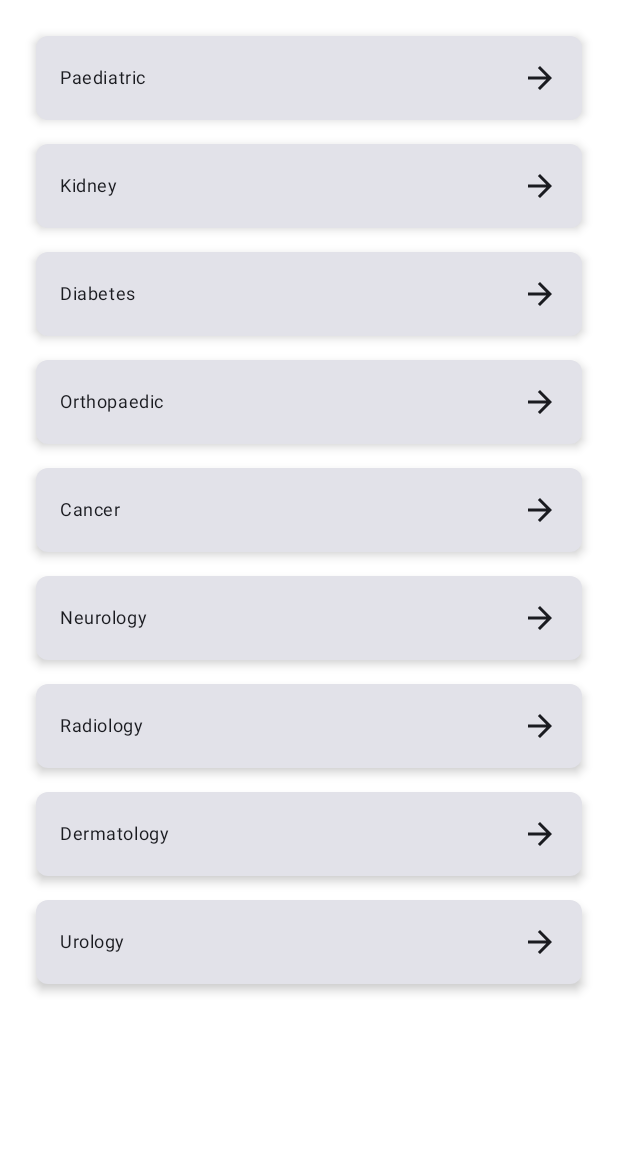
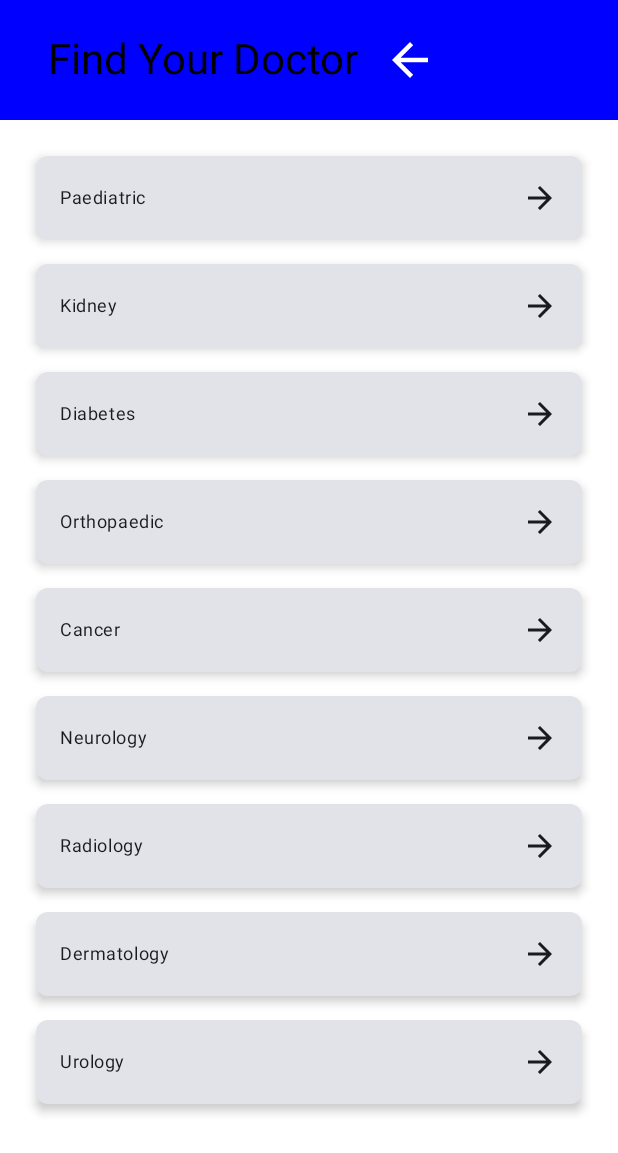
Before and after one commit to MounikaChopparapu/FindDoctor, an Android app built with Jetpack Compose: the screen it shows after launch (BaseActivity), on a phone screen of 412 x 824 dp. Shown: the top 1153 px of the screen. Run offline under Robolectric (Android 15) with nearby library versions, the phone set to English and light mode, and no system bars.

Commit message:
Second commit

```diff
--- a/app/build.gradle.kts
+++ b/app/build.gradle.kts
@@ -1,6 +1,7 @@
 plugins {
     alias(libs.plugins.android.application)
     alias(libs.plugins.jetbrains.kotlin.android)
+    id("com.google.gms.google-services")
 }
 
 android {
@@ -63,6 +64,7 @@ dependencies {
     implementation(libs.material)
     implementation(libs.androidx.activity)
     implementation(libs.androidx.constraintlayout)
+    implementation(libs.firebase.database.ktx)
     testImplementation(libs.junit)
     androidTestImplementation(libs.androidx.junit)
     androidTestImplementation(libs.androidx.espresso.core)
@@ -70,4 +72,6 @@ dependencies {
     androidTestImplementation(libs.androidx.ui.test.junit4)
     debugImplementation(libs.androidx.ui.tooling)
     debugImplementation(libs.androidx.ui.test.manifest)
+
+    implementation(platform("com.google.firebase:firebase-bom:33.1.2"))
 }
--- a/app/src/main/java/com/example/finddoctor/composeUI/CommonUI.kt
+++ b/app/src/main/java/com/example/finddoctor/composeUI/CommonUI.kt
@@ -43,7 +43,7 @@ fun AppBar(onBackClicked:() -> Unit,title: String)
         ) {
             Image(
                 painter = painterResource(id = R.drawable.baseline_arrow_back_24),
-                contentDescription = "AI",
+                contentDescription = "Back Arrow",
                 modifier = Modifier
                     .width(36.dp)
                     .height(36.dp)
--- a/app/src/main/java/com/example/finddoctor/fragments/SpecalityFragment.kt
+++ b/app/src/main/java/com/example/finddoctor/fragments/SpecalityFragment.kt
@@ -1,12 +1,18 @@
 package com.example.finddoctor.fragments
 
 import android.os.Bundle
+import android.util.Log
+import androidx.compose.foundation.Image
+import androidx.compose.foundation.background
 import androidx.compose.foundation.clickable
 import androidx.compose.foundation.layout.Arrangement
+import androidx.compose.foundation.layout.Column
 import androidx.compose.foundation.layout.Row
 import androidx.compose.foundation.layout.fillMaxSize
 import androidx.compose.foundation.layout.fillMaxWidth
+import androidx.compose.foundation.layout.height
 import androidx.compose.foundation.layout.padding
+import androidx.compose.foundation.layout.width
 import androidx.compose.foundation.lazy.LazyColumn
 import androidx.compose.foundation.shape.RoundedCornerShape
 import androidx.compose.material.icons.Icons
@@ -19,10 +25,13 @@ import androidx.compose.material3.Text
 import androidx.compose.runtime.Composable
 import androidx.compose.ui.Alignment
 import androidx.compose.ui.Modifier
+import androidx.compose.ui.graphics.Color
 import androidx.compose.ui.platform.ComposeView
+import androidx.compose.ui.res.painterResource
 import androidx.compose.ui.tooling.preview.Preview
 import androidx.compose.ui.unit.dp
 import androidx.fragment.app.Fragment
+import com.example.finddoctor.BookedSlotsActivity
 import com.example.finddoctor.R
 import com.example.finddoctor.modalClass.SelectionDetails
 import com.example.finddoctor.ui.theme.FindDoctorTheme
@@ -32,10 +41,14 @@ class SpecalityFragment : Fragment(R.layout.fragment_specality) {
         super.onViewCreated(view, savedInstanceState)
         view.findViewById<ComposeView>(R.id.composeViewSpecialty).setContent {
             FindDoctorTheme {
-                SpecialitiesScreen(::navigateToHomeFragment)
+                SpecialitiesScreen(::navigateToHomeFragment, ::gotoBookedSlots)
             }
 
         }
+    }
+
+    private fun gotoBookedSlots() {
+        startActivity(android.content.Intent(requireContext(), BookedSlotsActivity::class.java))
     }
 
     private fun navigateToHomeFragment(speciality: String) {
@@ -54,7 +67,10 @@ class SpecalityFragment : Fragment(R.layout.fragment_specality) {
 }
 
 @Composable
-fun SpecialitiesScreen(onSpecialitySelected: (speciality: String) -> Unit) {
+fun SpecialitiesScreen(
+    onSpecialitySelected: (speciality: String) -> Unit,
+    onShowBookedSlotsClicked: () -> Unit
+) {
     val specialities = listOf(
         "Paediatric",
         "Kidney",
@@ -67,20 +83,50 @@ fun SpecialitiesScreen(onSpecialitySelected: (speciality: String) -> Unit) {
         "Urology"
     )
 
-    LazyColumn(
-        modifier = Modifier
-            .fillMaxSize()
-            .padding(16.dp)
-    ) {
-        items(specialities.size) { index ->
-            SpecialityCard(specialities[index],onSpecialitySelected)
-//            Spacer(modifier = Modifier.height(4.dp))
+    Column {
+        Row(
+            modifier = Modifier
+                .fillMaxWidth()
+                .background(Color.Blue)
+                .padding(vertical = 6.dp, horizontal = 16.dp),
+            verticalAlignment = Alignment.CenterVertically
+
+        ) {
+            Text(
+                text = "Find Your Doctor",
+                style = MaterialTheme.typography.headlineMedium,
+                modifier = Modifier.padding(16.dp)
+            )
+
+            Image(
+                painter = painterResource(id = R.drawable.baseline_arrow_back_24),
+                contentDescription = "Find Doctor",
+                modifier = Modifier
+                    .width(36.dp)
+                    .height(36.dp)
+                    .clickable {
+                        onShowBookedSlotsClicked.invoke()
+                    }
+            )
+
         }
+
+        LazyColumn(
+            modifier = Modifier
+                .fillMaxSize()
+                .padding(16.dp)
+        ) {
+            items(specialities.size) { index ->
+                SpecialityCard(specialities[index], onSpecialitySelected)
+            }
+        }
+
     }
+
 }
 
 @Composable
-fun SpecialityCard(title: String,onSpecialitySelected: (speciality: String) -> Unit) {
+fun SpecialityCard(title: String, onSpecialitySelected: (speciality: String) -> Unit) {
     Card(
         modifier = Modifier
             .fillMaxWidth()
@@ -111,5 +157,5 @@ fun SpecialityCard(title: String,onSpecialitySelected: (speciality: String) -> U
 @Preview(showBackground = true)
 @Composable
 fun PreviewSpecialitiesScreen() {
-    SpecialitiesScreen(onSpecialitySelected = {})
+    SpecialitiesScreen(onSpecialitySelected = {}, onShowBookedSlotsClicked = {})
 }
--- a/build.gradle.kts
+++ b/build.gradle.kts
@@ -2,4 +2,5 @@
 plugins {
     alias(libs.plugins.android.application) apply false
     alias(libs.plugins.jetbrains.kotlin.android) apply false
+    id("com.google.gms.google-services") version "4.4.2" apply false
 }
--- a/gradle/libs.versions.toml
+++ b/gradle/libs.versions.toml
@@ -12,6 +12,7 @@ appcompat = "1.7.0"
 material = "1.12.0"
 activity = "1.9.0"
 constraintlayout = "2.1.4"
+firebaseDatabaseKtx = "21.0.0"
 
 [libraries]
 androidx-core-ktx = { group = "androidx.core", name = "core-ktx", version.ref = "coreKtx" }
@@ -32,6 +33,7 @@ androidx-appcompat = { group = "androidx.appcompat", name = "appcompat", version
 material = { group = "com.google.android.material", name = "material", version.ref = "material" }
 androidx-activity = { group = "androidx.activity", name = "activity", version.ref = "activity" }
 androidx-constraintlayout = { group = "androidx.constraintlayout", name = "constraintlayout", version.ref = "constraintlayout" }
+firebase-database-ktx = { group = "com.google.firebase", name = "firebase-database-ktx", version.ref = "firebaseDatabaseKtx" }
 
 [plugins]
 android-application = { id = "com.android.application", version.ref = "agp" }
```
Also changed, not shown: app/src/main/AndroidManifest.xml (+4 -3 lines), app/src/main/java/com/example/finddoctor/BookedSlotsActivity.kt (added, +104 -0 lines), app/src/main/java/com/example/finddoctor/fragments/BookSlotFragment.kt (+8 -6 lines), app/src/main/java/com/example/finddoctor/fragments/PatientFragment.kt (+118 -13 lines), app/src/main/java/com/example/finddoctor/modalClass/Token.kt (added, +9 -0 lines), 1 other file.
